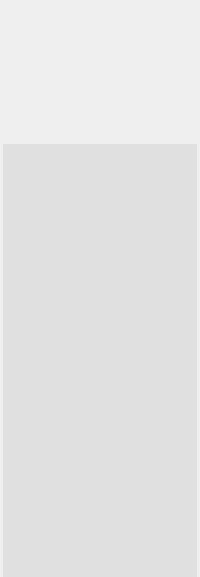
Old version of the form forms/layerpanel.ui in the repository bnzrk/qtpaint.
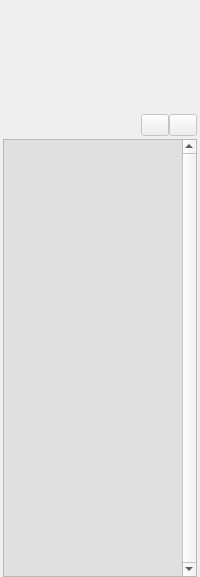
New version of the form. Icons and pictures are not drawn.

Commit message: Add creation and deletion of layers

Patch:
```diff
--- a/forms/layerpanel.ui
+++ b/forms/layerpanel.ui
@@ -28,10 +28,7 @@
   <property name="windowTitle">
    <string>Form</string>
   </property>
-  <layout class="QVBoxLayout" name="verticalLayout_2" stretch="1,3">
-   <property name="spacing">
-    <number>0</number>
-   </property>
+  <layout class="QGridLayout" name="gridLayout_2" rowstretch="1,3,0">
    <property name="leftMargin">
     <number>0</number>
    </property>
@@ -44,18 +41,25 @@
    <property name="bottomMargin">
     <number>0</number>
    </property>
-   <item>
-    <widget class="QWidget" name="layerSettings" native="true"/>
-   </item>
-   <item>
-    <layout class="QGridLayout" name="gridLayout_2">
      <property name="spacing">
       <number>0</number>
      </property>
-     <item row="0" column="1">
-      <widget class="QWidget" name="layerItems" native="true">
-       <property name="styleSheet">
-        <string notr="true">QWidget#layerItems { background-color: #E0E0E0; }</string>
+   <item row="1" column="1" rowspan="2">
+    <widget class="QScrollArea" name="scrollArea">
+     <property name="verticalScrollBarPolicy">
+      <enum>Qt::ScrollBarAlwaysOn</enum>
+     </property>
+     <property name="widgetResizable">
+      <bool>true</bool>
+     </property>
+     <widget class="QWidget" name="scrollAreaWidgetContents_2">
+      <property name="geometry">
+       <rect>
+        <x>0</x>
+        <y>0</y>
+        <width>178</width>
+        <height>436</height>
+       </rect>
        </property>
        <layout class="QGridLayout" name="gridLayout">
         <property name="leftMargin">
@@ -74,32 +78,50 @@
          <number>0</number>
         </property>
         <item row="0" column="0">
-         <layout class="QVBoxLayout" name="verticalLayout">
+        <widget class="QWidget" name="itemBackground" native="true">
+         <property name="styleSheet">
+          <string notr="true">QWidget#itemBackground { background-color: #E0E0E0; }</string>
+         </property>
+         <layout class="QVBoxLayout" name="verticalLayout_2">
           <property name="spacing">
            <number>0</number>
           </property>
-         </layout>
-        </item>
-       </layout>
-      </widget>
-     </item>
-     <item row="0" column="2">
-      <spacer name="horizontalSpacer_2">
+          <property name="leftMargin">
+           <number>0</number>
+          </property>
+          <property name="topMargin">
+           <number>0</number>
+          </property>
+          <property name="rightMargin">
+           <number>0</number>
+          </property>
+          <property name="bottomMargin">
+           <number>0</number>
+          </property>
+          <item>
+           <layout class="QVBoxLayout" name="itemLayout"/>
+          </item>
+          <item>
+           <spacer name="verticalSpacer_3">
        <property name="orientation">
-        <enum>Qt::Horizontal</enum>
-       </property>
-       <property name="sizeType">
-        <enum>QSizePolicy::Fixed</enum>
+             <enum>Qt::Vertical</enum>
        </property>
        <property name="sizeHint" stdset="0">
         <size>
-         <width>3</width>
-         <height>20</height>
+              <width>20</width>
+              <height>431</height>
         </size>
        </property>
       </spacer>
      </item>
-     <item row="0" column="0">
+         </layout>
+        </widget>
+       </item>
+      </layout>
+     </widget>
+    </widget>
+   </item>
+   <item row="2" column="0">
       <spacer name="horizontalSpacer">
        <property name="orientation">
         <enum>Qt::Horizontal</enum>
@@ -115,10 +137,144 @@
        </property>
       </spacer>
      </item>
+   <item row="2" column="2">
+    <spacer name="horizontalSpacer_2">
+     <property name="orientation">
+      <enum>Qt::Horizontal</enum>
+     </property>
+     <property name="sizeType">
+      <enum>QSizePolicy::Fixed</enum>
+     </property>
+     <property name="sizeHint" stdset="0">
+      <size>
+       <width>3</width>
+       <height>20</height>
+      </size>
+     </property>
+    </spacer>
+   </item>
+   <item row="0" column="0" colspan="3">
+    <widget class="QWidget" name="layerSettings" native="true">
+     <layout class="QGridLayout" name="gridLayout_3">
+      <property name="leftMargin">
+       <number>0</number>
+      </property>
+      <property name="topMargin">
+       <number>0</number>
+      </property>
+      <property name="rightMargin">
+       <number>3</number>
+      </property>
+      <property name="bottomMargin">
+       <number>3</number>
+      </property>
+      <property name="spacing">
+       <number>0</number>
+      </property>
+      <item row="0" column="1">
+       <spacer name="verticalSpacer">
+        <property name="orientation">
+         <enum>Qt::Vertical</enum>
+        </property>
+        <property name="sizeHint" stdset="0">
+         <size>
+          <width>20</width>
+          <height>103</height>
+         </size>
+        </property>
+       </spacer>
+      </item>
+      <item row="1" column="0">
+       <spacer name="horizontalSpacer_3">
+        <property name="orientation">
+         <enum>Qt::Horizontal</enum>
+        </property>
+        <property name="sizeHint" stdset="0">
+         <size>
+          <width>136</width>
+          <height>20</height>
+         </size>
+        </property>
+       </spacer>
+      </item>
+      <item row="1" column="1">
+       <layout class="QHBoxLayout" name="horizontalLayout">
+        <property name="spacing">
+         <number>0</number>
+        </property>
+        <item>
+         <widget class="QPushButton" name="newLayerButton">
+          <property name="enabled">
+           <bool>false</bool>
+          </property>
+          <property name="sizePolicy">
+           <sizepolicy hsizetype="Fixed" vsizetype="Fixed">
+            <horstretch>0</horstretch>
+            <verstretch>0</verstretch>
+           </sizepolicy>
+          </property>
+          <property name="maximumSize">
+           <size>
+            <width>28</width>
+            <height>28</height>
+           </size>
+          </property>
+          <property name="text">
+           <string/>
+          </property>
+          <property name="icon">
+           <iconset resource="../resource/resources.qrc">
+            <normaloff>:/icons/layer_new.png</normaloff>:/icons/layer_new.png</iconset>
+          </property>
+          <property name="iconSize">
+           <size>
+            <width>24</width>
+            <height>24</height>
+           </size>
+          </property>
+         </widget>
+        </item>
+        <item>
+         <widget class="QPushButton" name="removeLayerButton">
+          <property name="enabled">
+           <bool>false</bool>
+          </property>
+          <property name="sizePolicy">
+           <sizepolicy hsizetype="Fixed" vsizetype="Fixed">
+            <horstretch>0</horstretch>
+            <verstretch>0</verstretch>
+           </sizepolicy>
+          </property>
+          <property name="maximumSize">
+           <size>
+            <width>28</width>
+            <height>28</height>
+           </size>
+          </property>
+          <property name="text">
+           <string/>
+          </property>
+          <property name="icon">
+           <iconset resource="../resource/resources.qrc">
+            <normaloff>:/icons/layer_delete.png</normaloff>:/icons/layer_delete.png</iconset>
+          </property>
+          <property name="iconSize">
+           <size>
+            <width>24</width>
+            <height>24</height>
+           </size>
+          </property>
+         </widget>
+        </item>
     </layout>
    </item>
   </layout>
  </widget>
- <resources/>
+   </item>
+  </layout>
+ </widget>
+ <resources>
+  <include location="../resource/resources.qrc"/>
+ </resources>
  <connections/>
 </ui>
```
Lines whose indentation alone changed are shown as unchanged. The commit also changes 7 other files.
